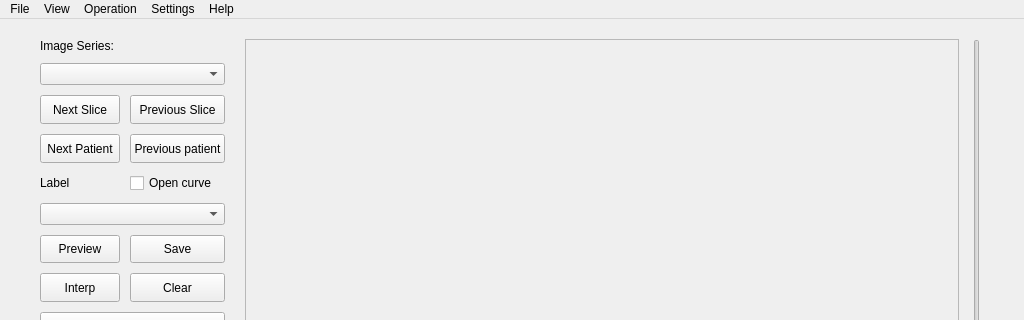
First picture: the form in ui/mainWindow.ui, repository MenxLi/LabelSys, before the edit; both pictures show x 0 to 1024 and y 0 to 320 of the 1024 by 512 pixel window.
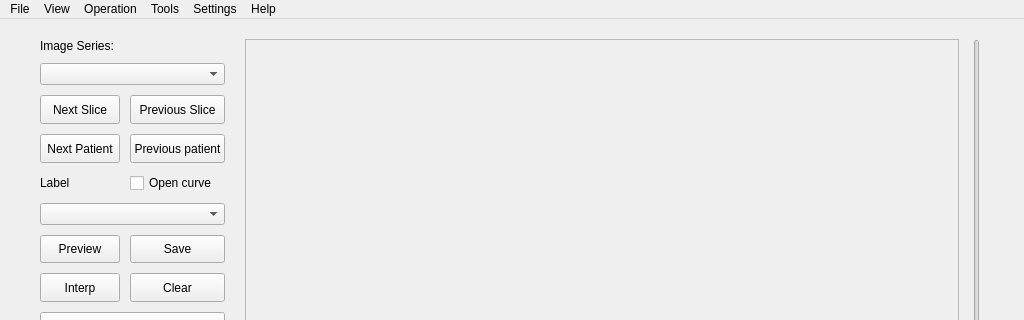
Second picture: the form after the edit.

Commit message: Working on comparing widget

Patch:
```diff
--- a/ui/mainWindow.ui
+++ b/ui/mainWindow.ui
@@ -388,7 +388,7 @@
      <x>0</x>
      <y>0</y>
      <width>1024</width>
-     <height>21</height>
+     <height>22</height>
     </rect>
    </property>
    <widget class="QMenu" name="menu_file">
@@ -434,9 +434,16 @@
     </property>
     <addaction name="act_manual"/>
    </widget>
+   <widget class="QMenu" name="menu_tools">
+    <property name="title">
+     <string>Tools</string>
+    </property>
+    <addaction name="act_tool_compare"/>
+   </widget>
    <addaction name="menu_file"/>
    <addaction name="menu_view"/>
    <addaction name="menu_operation"/>
+   <addaction name="menu_tools"/>
    <addaction name="menu_settings"/>
    <addaction name="menu_help"/>
   </widget>
```
Left out of the diff: 5 changed lines with no effect on the pictures. The commit also changes 6 other files.
